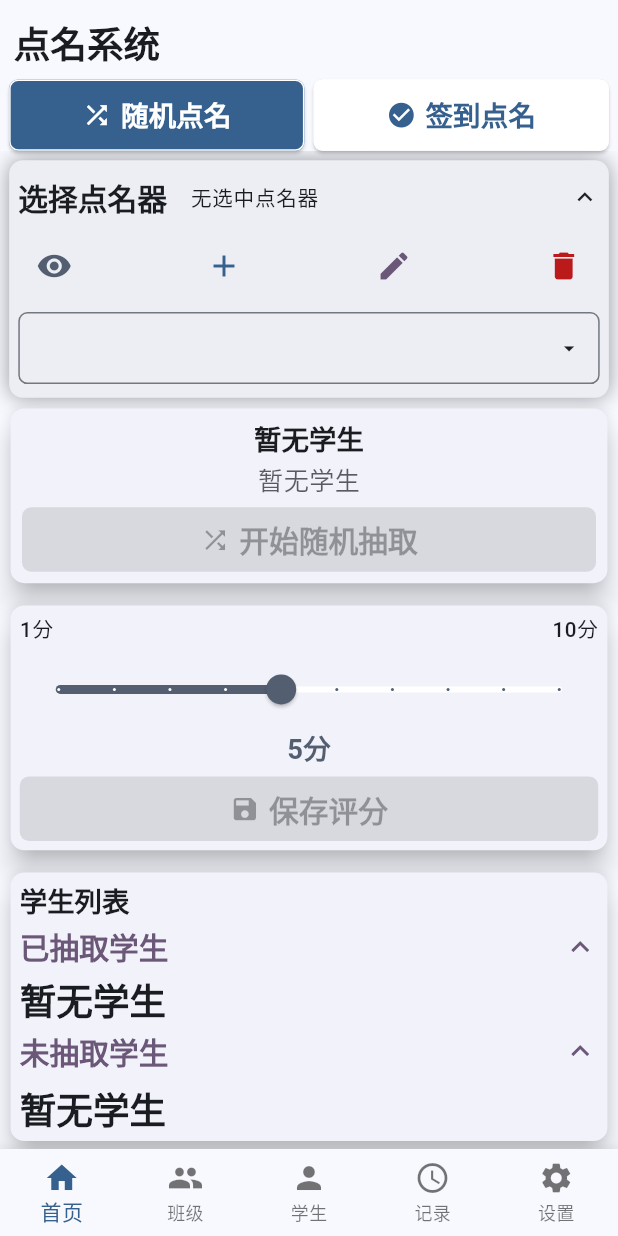
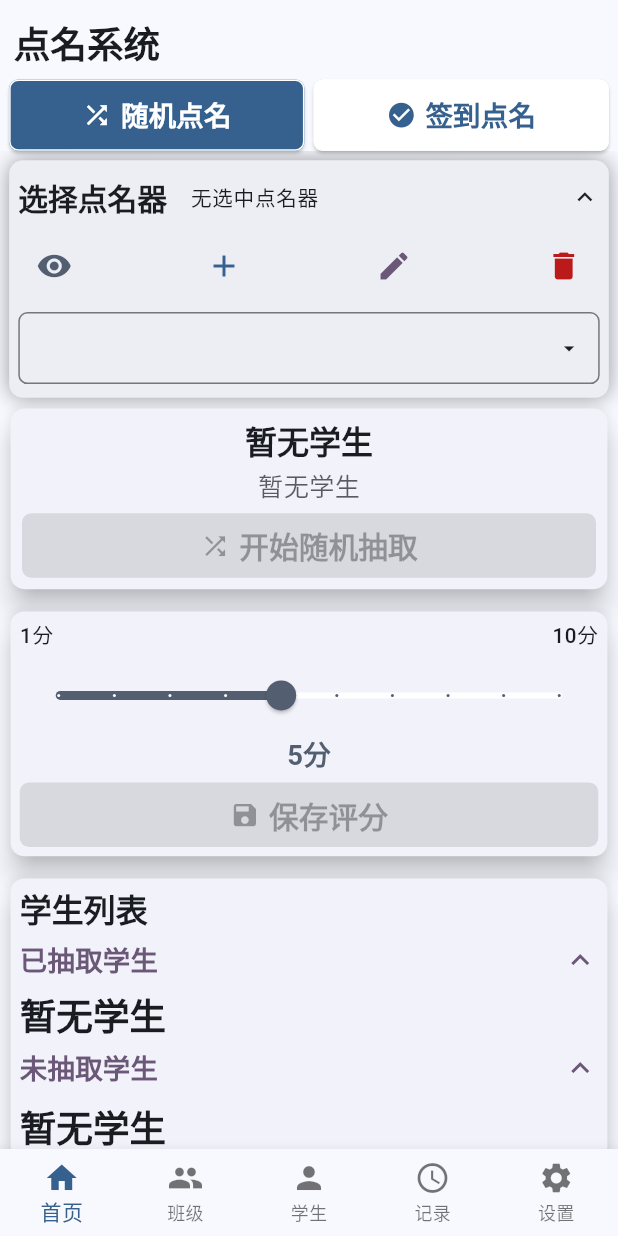
Before and after one commit to ieeningnwq/rollcaller, a Flutter app: the screen it shows after launch, on a phone screen of 412 x 824 dp. Run offline on Flutter 3.47's test engine with Material 3 defaults, Android fonts, the phone set to English and light mode, and no system bars; our stand-ins replace dio, file_picker, flutter_colorpicker, flutter_screenutil, permission_handler, pull_to_refresh and 4 more; missing offline and left inert: excel, file_saver, webdav_client; accounts and stored records are empty.

Commit message:
ui调整 随机点名功能页

```diff
--- a/lib/configs/strings.dart
+++ b/lib/configs/strings.dart
@@ -51,8 +51,8 @@ class KString {
   static const String studentClassAppBarTitle = '教学班级';
   static const String noStudentClass = '暂无班级'; // '暂无班级'
   static const String addStudentClass = '添加班级'; // '添加班级'
-  static const String studentClassCount = '班级现有人数'; // '班级现有人数'
-  static const String studentCount = '学生现有人数'; // '学生现有人数'
+  static const String studentClassCount = '班级已有人数'; // '班级现有人数'
+  static const String studentCount = '学生应有人数'; // '学生现有人数'
   static const String teacher = '教师'; // '教师现有人数'
   static const String editStudentClass = '编辑班级'; // '编辑班级'
   static const String deleteClassWarnning =
--- a/lib/pages/attendance_call_records_page.dart
+++ b/lib/pages/attendance_call_records_page.dart
@@ -115,7 +115,7 @@ class _AttendanceRecordsState extends State<AttendanceCallRecordsPage> {
                                     KString.tryAdjustFilter, // '请尝试调整筛选条件'
                                     style: Theme.of(context)
                                         .textTheme
-                                        .bodyMedium!
+                                        .headlineMedium!
                                         .copyWith(
                                           color: Theme.of(context)
                                               .colorScheme
--- a/lib/pages/random_call_page.dart
+++ b/lib/pages/random_call_page.dart
@@ -902,12 +902,12 @@ class _RandomCallPageState extends State<RandomCallPage>
                   children: [
                     Text(
                       studentRecord.keys.first.studentName,
-                      style: Theme.of(context).textTheme.titleMedium,
+                      style: Theme.of(context).textTheme.titleSmall,
                     ),
                     SizedBox(height: 4.0.h),
                     Text(
                       studentRecord.keys.first.studentNumber,
-                      style: Theme.of(context).textTheme.labelMedium,
+                      style: Theme.of(context).textTheme.labelSmall,
                     ),
                   ],
                 ),
@@ -970,7 +970,7 @@ class _RandomCallPageState extends State<RandomCallPage>
           child: Column(
             crossAxisAlignment: CrossAxisAlignment.start,
             children: [
-              Text(KString.studentList, style: Theme.of(context).textTheme.headlineMedium),
+              Text(KString.studentList, style: Theme.of(context).textTheme.headlineMedium), //  '学生列表'
               SizedBox(height: 8.0.h),
 
               // 已抽取学生组
@@ -985,7 +985,7 @@ class _RandomCallPageState extends State<RandomCallPage>
                   children: [
                     Text(
                       KString.pickedStudent, // '已抽取学生'
-                      style: Theme.of(context).textTheme.titleLarge?.copyWith(
+                      style: Theme.of(context).textTheme.titleMedium?.copyWith(
                         color: Theme.of(context).colorScheme.tertiary,
                       ),
                     ),
@@ -1023,7 +1023,7 @@ class _RandomCallPageState extends State<RandomCallPage>
                   children: [
                     Text(
                       KString.notPickedStudent, // '未抽取学生'
-                      style: Theme.of(context).textTheme.titleLarge?.copyWith(
+                      style: Theme.of(context).textTheme.titleMedium?.copyWith(
                         color: Theme.of(context).colorScheme.tertiary,
                       ),
                     ),
--- a/lib/pages/settings_page.dart
+++ b/lib/pages/settings_page.dart
@@ -720,7 +720,7 @@ class _SettingsState extends State<SettingsPage> {
                   });
                   _backupData();
                 },
-                style: ElevatedButton.styleFrom(
+                style: OutlinedButton.styleFrom(
                   backgroundColor: Theme.of(context).colorScheme.primary,
                   padding: EdgeInsets.symmetric(vertical: 14.0.h),
                   shape: RoundedRectangleBorder(
@@ -738,7 +738,7 @@ class _SettingsState extends State<SettingsPage> {
                     SizedBox(width: 8.w),
                     Text(
                       '手动备份',
-                      style: Theme.of(context).textTheme.titleSmall!.copyWith(
+                      style: Theme.of(context).textTheme.titleMedium!.copyWith(
                         color: Theme.of(context).colorScheme.onPrimary,
                       ),
                     ),
@@ -794,7 +794,7 @@ class _SettingsState extends State<SettingsPage> {
                     SizedBox(width: 8.w),
                     Text(
                       '恢复数据',
-                      style: Theme.of(context).textTheme.titleSmall!.copyWith(
+                      style: Theme.of(context).textTheme.titleMedium!.copyWith(
                         color: Theme.of(context).colorScheme.onPrimary,
                       ),
                     ),
--- a/lib/providers/them_switcher_provider.dart
+++ b/lib/providers/them_switcher_provider.dart
@@ -28,7 +28,7 @@ class ThemeSwitcherProvider extends ChangeNotifier {
   // 主题数据
   static final TextTheme textTheme = TextTheme(
     headlineLarge: TextStyle(fontSize: 32.sp, fontWeight: FontWeight.bold),
-    headlineMedium: TextStyle(fontSize: 24.sp, fontWeight: FontWeight.bold),
+    headlineMedium: TextStyle(fontSize: 28.sp, fontWeight: FontWeight.bold),
     headlineSmall: TextStyle(fontSize: 20.sp, fontWeight: FontWeight.bold),
     titleLarge: TextStyle(fontSize: 26.sp, fontWeight: FontWeight.bold),
     titleMedium: TextStyle(fontSize: 24.sp, fontWeight: FontWeight.bold),
```
